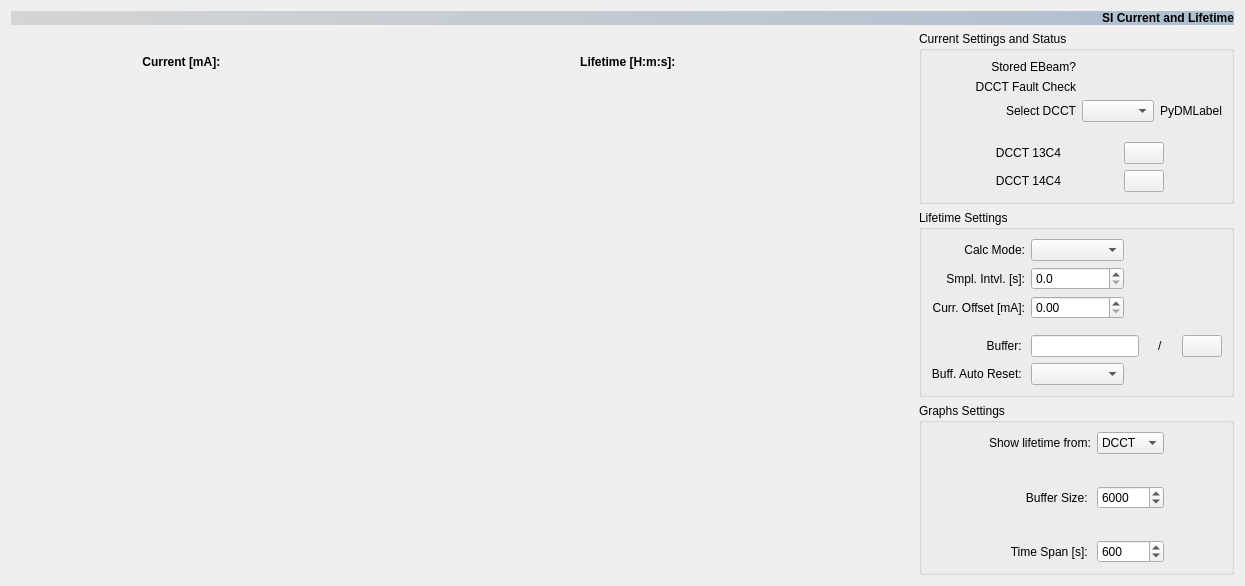
lnls-sirius/hla, file pyqt-apps/siriushla/as_ap_currlt/ui_si_ap_currlt.ui: the form before one commit.
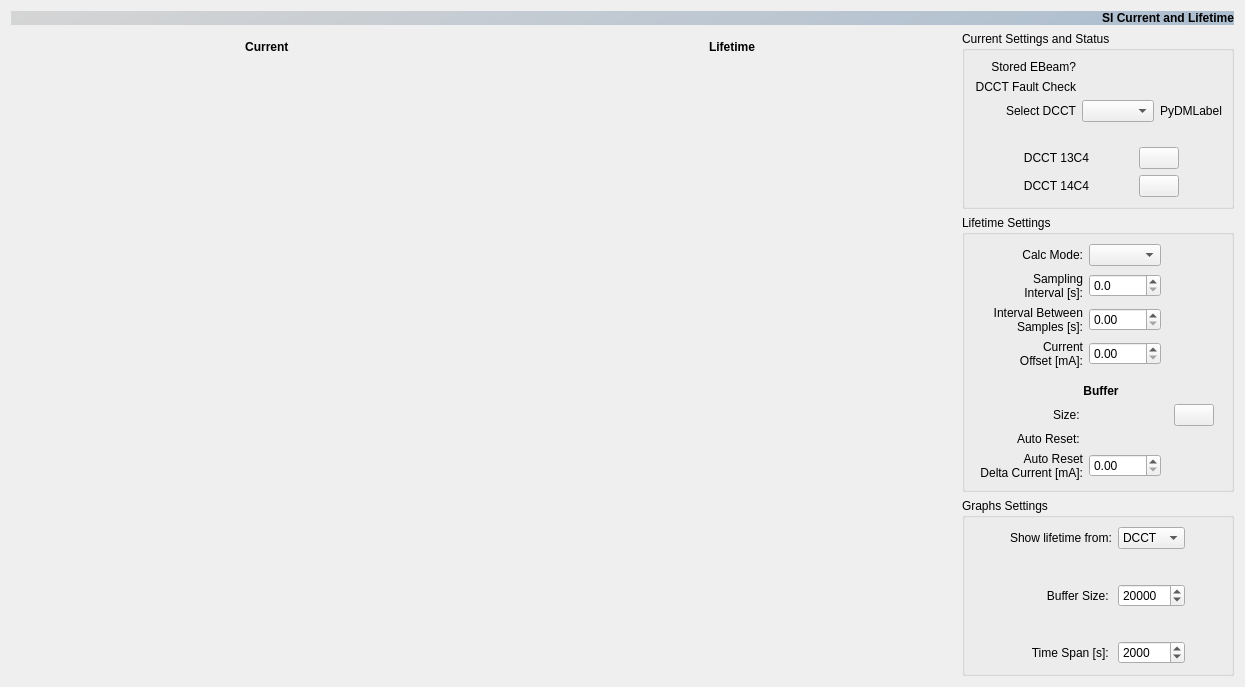
The form after the commit. Custom widgets are drawn as their Qt base class.

Commit message:
Currinfo.ENH: adapt window to new IOC version and update layout.
- Increase Current and Lifetime font sizes;
- Add vertical infinit lines to show first and last points of IOC buffers;
- Remove control of BufferMaxSize PVs and add control of MinIntvlBtwSpl and BuffAutoRstDCurr PVs.

The edit to the form file:
```diff
--- a/pyqt-apps/siriushla/as_ap_currlt/ui_si_ap_currlt.ui
+++ b/pyqt-apps/siriushla/as_ap_currlt/ui_si_ap_currlt.ui
@@ -7,7 +7,7 @@
     <x>0</x>
     <y>0</y>
     <width>1245</width>
-    <height>586</height>
+    <height>687</height>
    </rect>
   </property>
   <property name="windowTitle">
@@ -29,7 +29,7 @@
       <enum>QFrame::Raised</enum>
      </property>
      <layout class="QGridLayout" name="gridLayout_3">
-      <item row="0" column="3">
+      <item row="2" column="3">
        <spacer name="horizontalSpacer_2">
         <property name="orientation">
          <enum>Qt::Horizontal</enum>
@@ -42,32 +42,49 @@
         </property>
        </spacer>
       </item>
-      <item row="0" column="5">
-       <widget class="QLabel" name="CurrLTLabel">
-        <property name="sizePolicy">
-         <sizepolicy hsizetype="Minimum" vsizetype="Minimum">
-          <horstretch>0</horstretch>
-          <verstretch>0</verstretch>
-         </sizepolicy>
+      <item row="3" column="0" colspan="8">
+       <widget class="QWidget" name="graphs_wid" native="true"/>
+      </item>
+      <item row="2" column="7">
+       <spacer name="horizontalSpacer_4">
+        <property name="orientation">
+         <enum>Qt::Horizontal</enum>
         </property>
-        <property name="minimumSize">
+        <property name="sizeHint" stdset="0">
          <size>
-          <width>0</width>
-          <height>40</height>
+          <width>40</width>
+          <height>20</height>
          </size>
         </property>
-        <property name="styleSheet">
-         <string notr="true">font-weight:bold;</string>
+       </spacer>
+      </item>
+      <item row="2" column="0">
+       <spacer name="horizontalSpacer">
+        <property name="orientation">
+         <enum>Qt::Horizontal</enum>
         </property>
-        <property name="text">
-         <string>Lifetime [H:m:s]: </string>
+        <property name="sizeHint" stdset="0">
+         <size>
+          <width>40</width>
+          <height>20</height>
+         </size>
         </property>
-        <property name="alignment">
-         <set>Qt::AlignCenter</set>
+       </spacer>
+      </item>
+      <item row="2" column="4">
+       <spacer name="horizontalSpacer_3">
+        <property name="orientation">
+         <enum>Qt::Horizontal</enum>
         </property>
-       </widget>
+        <property name="sizeHint" stdset="0">
+         <size>
+          <width>40</width>
+          <height>20</height>
+         </size>
+        </property>
+       </spacer>
       </item>
-      <item row="0" column="2">
+      <item row="2" column="2">
        <widget class="PyDMLabel" name="label_current">
         <property name="sizePolicy">
          <sizepolicy hsizetype="Minimum" vsizetype="Minimum">
@@ -125,66 +142,10 @@
         </property>
        </widget>
       </item>
-      <item row="0" column="6">
-       <widget class="QLabel" name="label_lifetime">
-        <property name="sizePolicy">
-         <sizepolicy hsizetype="Minimum" vsizetype="Minimum">
-          <horstretch>0</horstretch>
-          <verstretch>0</verstretch>
-         </sizepolicy>
-        </property>
-        <property name="minimumSize">
-         <size>
-          <width>97</width>
-          <height>39</height>
-         </size>
-        </property>
-        <property name="maximumSize">
-         <size>
-          <width>97</width>
-          <height>39</height>
-         </size>
-        </property>
-        <property name="layoutDirection">
-         <enum>Qt::LeftToRight</enum>
-        </property>
-        <property name="autoFillBackground">
-         <bool>false</bool>
-        </property>
-        <property name="styleSheet">
-         <string notr="true">min-height:2.58em;
-max-height:2.58em;
-min-width:6.45em;
-max-width:6.45em;</string>
-        </property>
-        <property name="frameShape">
-         <enum>QFrame::NoFrame</enum>
-        </property>
-        <property name="frameShadow">
-         <enum>QFrame::Plain</enum>
-        </property>
-        <property name="text">
-         <string/>
-        </property>
-       </widget>
-      </item>
-      <item row="0" column="0">
-       <spacer name="horizontalSpacer">
-        <property name="orientation">
-         <enum>Qt::Horizontal</enum>
-        </property>
-        <property name="sizeHint" stdset="0">
-         <size>
-          <width>40</width>
-          <height>20</height>
-         </size>
-        </property>
-       </spacer>
-      </item>
-      <item row="0" column="1">
+      <item row="1" column="2">
        <widget class="QLabel" name="CurrLabel">
         <property name="sizePolicy">
-         <sizepolicy hsizetype="Minimum" vsizetype="Minimum">
+         <sizepolicy hsizetype="Minimum" vsizetype="Maximum">
           <horstretch>0</horstretch>
           <verstretch>0</verstretch>
          </sizepolicy>
@@ -192,48 +153,57 @@
         <property name="minimumSize">
          <size>
           <width>0</width>
-          <height>40</height>
+          <height>0</height>
          </size>
         </property>
         <property name="styleSheet">
          <string notr="true">font-weight:bold;</string>
         </property>
         <property name="text">
-         <string>Current [mA]: </string>
+         <string>Current </string>
         </property>
         <property name="alignment">
          <set>Qt::AlignCenter</set>
         </property>
        </widget>
       </item>
-      <item row="0" column="7">
-       <spacer name="horizontalSpacer_4">
-        <property name="orientation">
-         <enum>Qt::Horizontal</enum>
+      <item row="1" column="5" colspan="2">
+       <widget class="QLabel" name="CurrLTLabel">
+        <property name="sizePolicy">
+         <sizepolicy hsizetype="Minimum" vsizetype="Maximum">
+          <horstretch>0</horstretch>
+          <verstretch>0</verstretch>
+         </sizepolicy>
         </property>
-        <property name="sizeHint" stdset="0">
+        <property name="minimumSize">
          <size>
-          <width>40</width>
-          <height>20</height>
+          <width>0</width>
+          <height>0</height>
          </size>
         </property>
-       </spacer>
-      </item>
-      <item row="0" column="4">
-       <spacer name="horizontalSpacer_3">
-        <property name="orientation">
-         <enum>Qt::Horizontal</enum>
+        <property name="styleSheet">
+         <string notr="true">font-weight:bold; max-height1.5em;</string>
         </property>
-        <property name="sizeHint" stdset="0">
-         <size>
-          <width>40</width>
-          <height>20</height>
-         </size>
+        <property name="text">
+         <string>Lifetime</string>
         </property>
-       </spacer>
+        <property name="alignment">
+         <set>Qt::AlignCenter</set>
+        </property>
+       </widget>
       </item>
-      <item row="1" column="0" colspan="8">
-       <widget class="QWidget" name="graphs_wid" native="true"/>
+      <item row="2" column="5" colspan="2">
+       <widget class="QLabel" name="label_lifetime">
+        <property name="styleSheet">
+         <string notr="true">min-height:2.58em;
+max-height:2.58em;
+min-width:6.45em;
+max-width:6.45em;</string>
+        </property>
+        <property name="text">
+         <string/>
+        </property>
+       </widget>
       </item>
      </layout>
     </widget>
@@ -722,7 +692,31 @@
          <string>Lifetime Settings</string>
         </property>
         <layout class="QGridLayout" name="gridLayout_2">
-         <item row="5" column="5">
+         <item row="10" column="3" colspan="3">
+          <widget class="QLabel" name="label_12">
+           <property name="styleSheet">
+            <string notr="true">font-weight:bold;</string>
+           </property>
+           <property name="text">
+            <string>Buffer</string>
+           </property>
+           <property name="alignment">
+            <set>Qt::AlignCenter</set>
+           </property>
+          </widget>
+         </item>
+         <item row="4" column="3">
+          <widget class="QLabel" name="label">
+           <property name="text">
+            <string>Sampling
+Interval [s]:</string>
+           </property>
+           <property name="alignment">
+            <set>Qt::AlignRight|Qt::AlignTrailing|Qt::AlignVCenter</set>
+           </property>
+          </widget>
+         </item>
+         <item row="6" column="5">
           <widget class="PyDMLabel" name="PyDMLabel_3">
            <property name="toolTip">
             <string/>
@@ -735,7 +729,7 @@
            </property>
           </widget>
          </item>
-         <item row="5" column="4">
+         <item row="6" column="4">
           <widget class="SiriusSpinbox" name="SiriusSpinbox">
            <property name="toolTip">
             <string/>
@@ -811,42 +805,10 @@
            </property>
           </widget>
          </item>
-         <item row="13" column="4" colspan="2">
+         <item row="16" column="4" colspan="2">
           <layout class="QHBoxLayout" name="horizontalLayout_3">
            <item>
-            <widget class="PyDMLineEdit" name="PyDMLineEdit">
-             <property name="sizePolicy">
-              <sizepolicy hsizetype="Fixed" vsizetype="Fixed">
-               <horstretch>0</horstretch>
-               <verstretch>0</verstretch>
-              </sizepolicy>
-             </property>
-             <property name="toolTip">
-              <string/>
-             </property>
-             <property name="styleSheet">
-              <string notr="true">max-width:3em;</string>
-             </property>
-             <property name="channel" stdset="0">
-              <string>${PREFIX}SI-Glob:AP-CurrInfo:BuffSizeMax-SP</string>
-             </property>
-            </widget>
-           </item>
-           <item>
-            <spacer name="horizontalSpacer_5">
-             <property name="orientation">
-              <enum>Qt::Horizontal</enum>
-             </property>
-             <property name="sizeHint" stdset="0">
-              <size>
-               <width>40</width>
-               <height>20</height>
-              </size>
-             </property>
-            </spacer>
-           </item>
-           <item>
-            <widget class="PyDMLabel" name="BufferSize">
+            <widget class="PyDMLabel" name="label_buffersize">
              <property name="sizePolicy">
               <sizepolicy hsizetype="Fixed" vsizetype="Preferred">
                <horstretch>0</horstretch>
@@ -855,7 +817,7 @@
              </property>
              <property name="minimumSize">
               <size>
-               <width>0</width>
+               <width>79</width>
                <height>0</height>
               </size>
              </property>
@@ -869,7 +831,7 @@
               <bool>false</bool>
              </property>
              <property name="styleSheet">
-              <string notr="true">max-width:3em;</string>
+              <string notr="true">min-width:5em; max-width:5em;</string>
              </property>
              <property name="inputMethodHints">
               <set>Qt::ImhNone</set>
@@ -892,45 +854,7 @@
             </widget>
            </item>
            <item>
-            <widget class="QLabel" name="label_9">
-             <property name="text">
-              <string>/</string>
-             </property>
-            </widget>
-           </item>
-           <item>
-            <widget class="PyDMLabel" name="PyDMLabel_2">
-             <property name="sizePolicy">
-              <sizepolicy hsizetype="Fixed" vsizetype="Preferred">
-               <horstretch>0</horstretch>
-               <verstretch>0</verstretch>
-              </sizepolicy>
-             </property>
-             <property name="toolTip">
-              <string/>
-             </property>
-             <property name="whatsThis">
-              <string/>
-             </property>
-             <property name="styleSheet">
-              <string notr="true">max-width:3em;</string>
-             </property>
-             <property name="frameShape">
-              <enum>QFrame::NoFrame</enum>
-             </property>
-             <property name="frameShadow">
-              <enum>QFrame::Plain</enum>
-             </property>
-             <property name="alignment">
-              <set>Qt::AlignCenter</set>
-             </property>
-             <property name="channel" stdset="0">
-              <string>${PREFIX}SI-Glob:AP-CurrInfo:BuffSizeMax-RB</string>
-             </property>
-            </widget>
-           </item>
-           <item>
-            <widget class="PyDMPushButton" name="ResetBuffer">
+            <widget class="PyDMPushButton" name="button_resetbuffer">
              <property name="sizePolicy">
               <sizepolicy hsizetype="Fixed" vsizetype="Preferred">
                <horstretch>0</horstretch>
@@ -1001,6 +925,19 @@
              </property>
             </widget>
            </item>
+           <item>
+            <spacer name="horizontalSpacer_5">
+             <property name="orientation">
+              <enum>Qt::Horizontal</enum>
+             </property>
+             <property name="sizeHint" stdset="0">
+              <size>
+               <width>40</width>
+               <height>20</height>
+              </size>
+             </property>
+            </spacer>
+           </item>
           </layout>
          </item>
          <item row="0" column="5">
@@ -1016,20 +953,7 @@
            </property>
           </widget>
          </item>
-         <item row="14" column="4">
-          <widget class="PyDMEnumComboBox" name="PyDMEnumComboBox_3">
-           <property name="toolTip">
-            <string/>
-           </property>
-           <property name="whatsThis">
-            <string/>
-           </property>
-           <property name="channel" stdset="0">
-            <string>${PREFIX}SI-Glob:AP-CurrInfo:BuffAutoRst-Sel</string>
-           </property>
-          </widget>
-         </item>
-         <item row="14" column="5">
+         <item row="17" column="5">
           <widget class="PyDMLabel" name="PyDMLabel_4">
            <property name="toolTip">
             <string/>
@@ -1051,7 +975,7 @@
            </property>
           </widget>
          </item>
-         <item row="6" column="2" colspan="4">
+         <item row="8" column="2" colspan="4">
           <spacer name="verticalSpacer_2">
            <property name="orientation">
             <enum>Qt::Vertical</enum>
@@ -1067,16 +991,6 @@
            </property>
           </spacer>
          </item>
-         <item row="4" column="2" colspan="2">
-          <widget class="QLabel" name="label">
-           <property name="text">
-            <string>Smpl. Intvl. [s]:</string>
-           </property>
-           <property name="alignment">
-            <set>Qt::AlignRight|Qt::AlignTrailing|Qt::AlignVCenter</set>
-           </property>
-          </widget>
-         </item>
          <item row="0" column="2" colspan="2">
           <widget class="QLabel" name="label_7">
            <property name="text">
@@ -1087,17 +1001,7 @@
            </property>
           </widget>
          </item>
-         <item row="5" column="2" colspan="2">
-          <widget class="QLabel" name="label_10">
-           <property name="text">
-            <string>Curr. Offset [mA]:</string>
-           </property>
-           <property name="alignment">
-            <set>Qt::AlignRight|Qt::AlignTrailing|Qt::AlignVCenter</set>
-           </property>
-          </widget>
-         </item>
-         <item row="13" column="2" colspan="2">
+         <item row="16" column="2" colspan="2">
           <widget class="QLabel" name="Buffer">
            <property name="sizePolicy">
             <sizepolicy hsizetype="Preferred" vsizetype="Preferred">
@@ -1112,23 +1016,124 @@
             </size>
            </property>
            <property name="text">
-            <string>Buffer: </string>
+            <string>Size: </string>
            </property>
            <property name="alignment">
             <set>Qt::AlignRight|Qt::AlignTrailing|Qt::AlignVCenter</set>
            </property>
           </widget>
          </item>
-         <item row="14" column="2" colspan="2">
+         <item row="17" column="2" colspan="2">
           <widget class="QLabel" name="label_6">
            <property name="text">
-            <string>Buff. Auto Reset: </string>
+            <string>Auto Reset: </string>
            </property>
            <property name="alignment">
             <set>Qt::AlignRight|Qt::AlignTrailing|Qt::AlignVCenter</set>
            </property>
           </widget>
          </item>
+         <item row="6" column="3">
+          <widget class="QLabel" name="label_10">
+           <property name="text">
+            <string>Current
+Offset [mA]:</string>
+           </property>
+           <property name="alignment">
+            <set>Qt::AlignRight|Qt::AlignTrailing|Qt::AlignVCenter</set>
+           </property>
+          </widget>
+         </item>
+         <item row="5" column="3">
+          <widget class="QLabel" name="label_9">
+           <property name="text">
+            <string>Interval Between
+Samples [s]:</string>
+           </property>
+           <property name="alignment">
+            <set>Qt::AlignRight|Qt::AlignTrailing|Qt::AlignVCenter</set>
+           </property>
+          </widget>
+         </item>
+         <item row="5" column="4">
+          <widget class="PyDMSpinbox" name="PyDMSpinbox">
+           <property name="toolTip">
+            <string/>
+           </property>
+           <property name="precisionFromPV" stdset="0">
+            <bool>true</bool>
+           </property>
+           <property name="channel" stdset="0">
+            <string>${PREFIX}SI-Glob:AP-CurrInfo:MinIntvlBtwSpl-SP</string>
+           </property>
+           <property name="showStepExponent" stdset="0">
+            <bool>false</bool>
+           </property>
+          </widget>
+         </item>
+         <item row="5" column="5">
+          <widget class="PyDMLabel" name="PyDMLabel_2">
+           <property name="toolTip">
+            <string/>
+           </property>
+           <property name="alignment">
+            <set>Qt::AlignCenter</set>
+           </property>
+           <property name="precisionFromPV" stdset="0">
+            <bool>true</bool>
+           </property>
+           <property name="channel" stdset="0">
+            <string>${PREFIX}SI-Glob:AP-CurrInfo:MinIntvlBtwSpl-RB</string>
+           </property>
+          </widget>
+         </item>
+         <item row="17" column="4">
+          <widget class="PyDMStateButton" name="PyDMStateButton_2">
+           <property name="toolTip">
+            <string/>
+           </property>
+           <property name="channel" stdset="0">
+            <string>${PREFIX}SI-Glob:AP-CurrInfo:BuffAutoRst-Sel</string>
+           </property>
+           <property name="shape" stdset="0">
+            <enum>PyDMStateButton::Rounded</enum>
+           </property>
+          </widget>
+         </item>
+         <item row="18" column="3">
+          <widget class="QLabel" name="label_13">
+           <property name="text">
+            <string>Auto Reset
+Delta Current [mA]:</string>
+           </property>
+           <property name="alignment">
+            <set>Qt::AlignRight|Qt::AlignTrailing|Qt::AlignVCenter</set>
+           </property>
+          </widget>
+         </item>
+         <item row="18" column="5">
+          <widget class="PyDMLabel" name="PyDMLabel_5">
+           <property name="toolTip">
+            <string/>
+           </property>
+           <property name="channel" stdset="0">
+            <string>${PREFIX}SI-Glob:AP-CurrInfo:BuffAutoRstDCurr-RB</string>
+           </property>
+          </widget>
+         </item>
+         <item row="18" column="4">
+          <widget class="PyDMSpinbox" name="PyDMSpinbox_3">
+           <property name="toolTip">
+            <string/>
+           </property>
+           <property name="channel" stdset="0">
+            <string>${PREFIX}SI-Glob:AP-CurrInfo:BuffAutoRstDCurr-SP</string>
+           </property>
+           <property name="showStepExponent" stdset="0">
+            <bool>false</bool>
+           </property>
+          </widget>
+         </item>
         </layout>
        </widget>
       </item>
@@ -1153,7 +1158,7 @@
             <number>1000000</number>
            </property>
            <property name="value">
-            <number>600</number>
+            <number>2000</number>
            </property>
           </widget>
          </item>
@@ -1189,7 +1194,7 @@
             <number>1000000</number>
            </property>
            <property name="value">
-            <number>6000</number>
+            <number>20000</number>
            </property>
           </widget>
          </item>
@@ -1315,11 +1320,6 @@
    <extends>QComboBox</extends>
    <header>pydm.widgets.enum_combo_box</header>
   </customwidget>
-  <customwidget>
-   <class>PyDMLineEdit</class>
-   <extends>QLineEdit</extends>
-   <header>pydm.widgets.line_edit</header>
-  </customwidget>
   <customwidget>
    <class>PyDMPushButton</class>
    <extends>QPushButton</extends>
```
Left out of the diff: 12 changed lines with no effect on the pictures. The commit also changes 1 other file.
